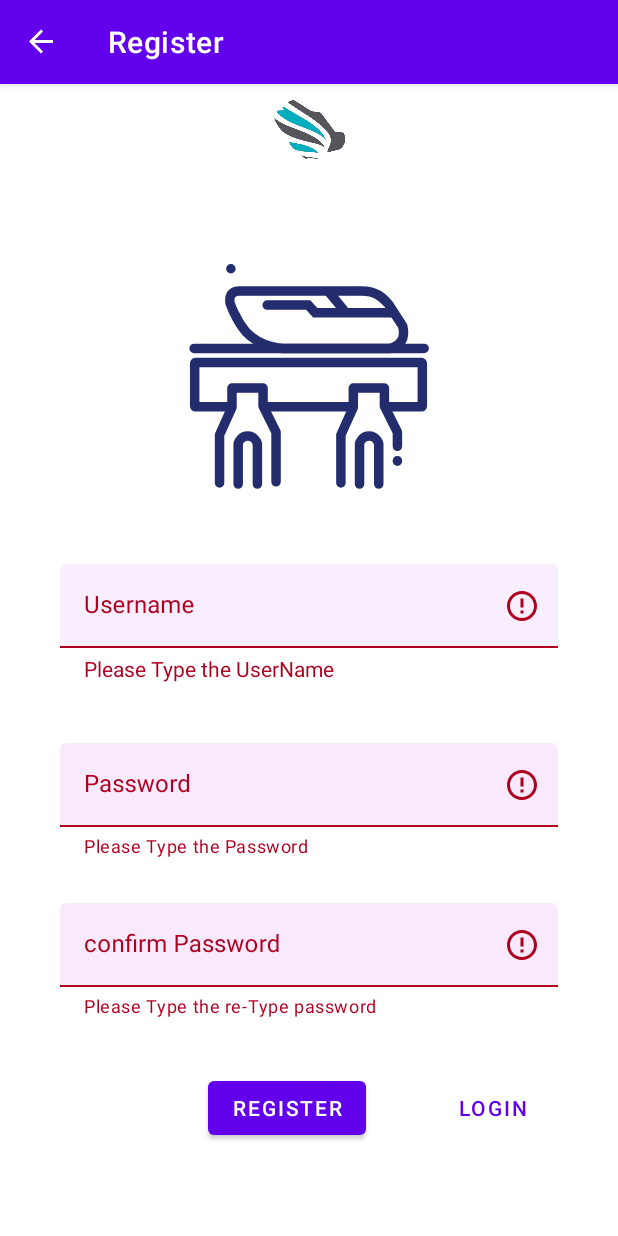
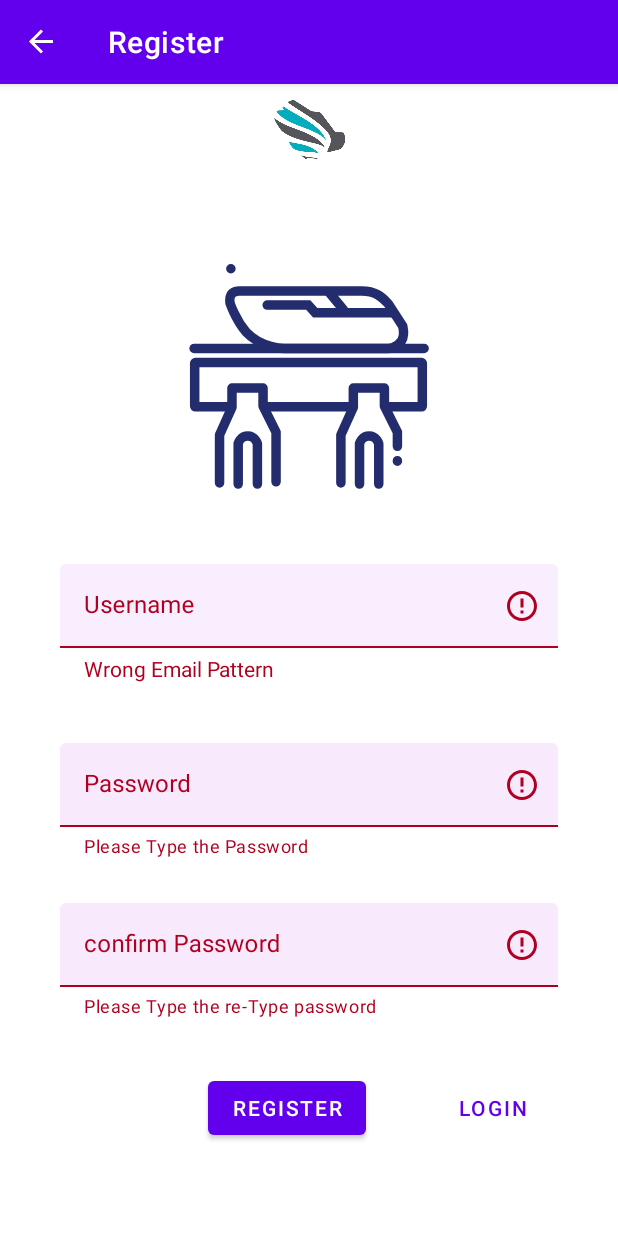
Before and after one commit to RMSAJ/RiyadhMetroStations, an Android app: the RegisterFragment screen opened through its navigation route, after a tap on "REGISTER", on a phone screen of 412 x 824 dp. Run offline under Robolectric (Android 15) with nearby library versions, the phone set to English and light mode, and no system bars; our stand-ins replace Firebase (no records; nobody signed in at launch, a user with empty details on screens opened directly), navigation-ui; 1 other tap on this screen came first.

Commit message:
registration Works+1

```diff
--- a/app/src/main/java/com/bootcamp/stations/ui/RegisterFragment.kt
+++ b/app/src/main/java/com/bootcamp/stations/ui/RegisterFragment.kt
@@ -5,6 +5,7 @@ import androidx.fragment.app.Fragment
 import android.view.LayoutInflater
 import android.view.View
 import android.view.ViewGroup
+import android.widget.Toast
 import androidx.appcompat.content.res.AppCompatResources
 import androidx.fragment.app.activityViewModels
 import androidx.navigation.fragment.findNavController
@@ -47,7 +48,7 @@ class RegisterFragment : Fragment() {
         }
         binding?.btnSingupReg?.setOnClickListener {
             checkUSerName()
-            testTest()
+//            testTest()
         }
 //        binding?.regUsername?.setOnTextChanged { text, start, before, count ->  }
 
@@ -70,18 +71,29 @@ class RegisterFragment : Fragment() {
         viewModel.checkUserPassEmpty(pass, passlay, icon)
         viewModel.checkUserRePassEmpty(rePass, rePasslay, icon)
 
-
+             if(username.text.toString().matches(Regex("[a-zA-Z0-9._%+-]+@[a-z0-9.-]+\\.[a-zA-Z]{2,4}"))){
+                        if (pass.text.toString() == rePass.text.toString()){
+                            Test().createAccount(username.text.toString(),pass.text.toString())
+                            Toast.makeText(this.context, "Register SuccessFull",Toast.LENGTH_LONG).show()
+                        }else{
+                            rePasslay.error = "Check your password are match"
+                            rePasslay.errorIconDrawable = icon
+                        }
+            } else{
+                usernamelay.error = "Wrong Email Pattern"
+                usernamelay.errorIconDrawable = icon
+            }
     }
 
-    private fun testTest () {
-
-        val username = binding!!.regUsername.text.toString()
-        val pass = binding!!.regPassword.text.toString()
-
-
-
-        Test().createAccount(username,pass)
-
-    }
+//    private fun testTest () {
+//
+//        val username = binding!!.regUsername.text.toString()
+//        val pass = binding!!.regPassword.text.toString()
+//
+//
+//
+//        Test().createAccount(username,pass)
+//
+//    }
 
 } // end fragment
--- a/app/src/main/res/layout/fragment_register.xml
+++ b/app/src/main/res/layout/fragment_register.xml
@@ -41,6 +41,7 @@
 
                 <com.google.android.material.textfield.TextInputEditText
                     android:id="@+id/reg_username"
+                    android:inputType="textEmailAddress"
                     android:layout_width="match_parent"
                     android:layout_height="wrap_content" />
 
@@ -60,6 +61,7 @@
                 <com.google.android.material.textfield.TextInputEditText
                     android:id="@+id/reg_password"
                     android:layout_width="match_parent"
+                    android:inputType="textPassword"
                     android:layout_height="wrap_content" />
             </com.google.android.material.textfield.TextInputLayout>
 
@@ -76,6 +78,7 @@
 
                 <com.google.android.material.textfield.TextInputEditText
                     android:id="@+id/reg_cnf_password"
+                    android:inputType="textPassword"
                     android:layout_width="match_parent"
                     android:layout_height="wrap_content" />
             </com.google.android.material.textfield.TextInputLayout>
```
